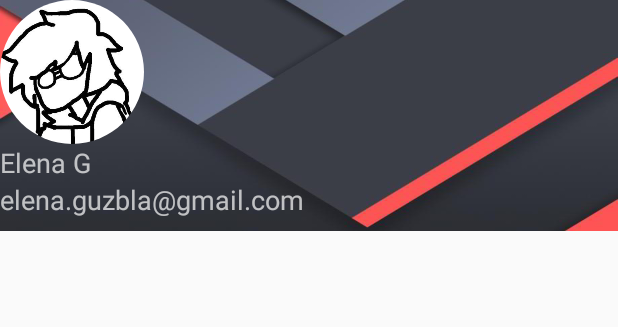
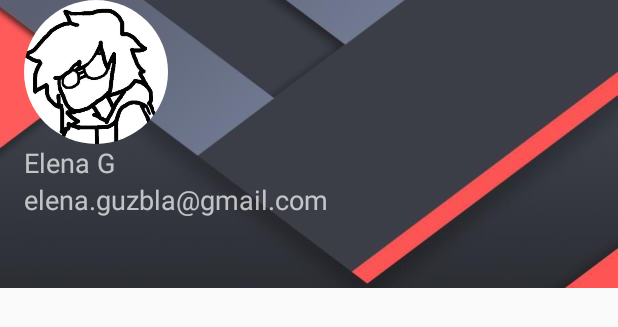
Before and after one commit to Beelzenef/NavigationDrawer, an Android app: the layout navigationv_header.xml on its own in the app's theme, with its tools: preview values and no code run, on a phone screen of 412 x 824 dp. Shown: the top 327 px of the screen. Run offline under Robolectric (Android 15) with nearby library versions, the phone set to English and light mode, and no system bars.

```diff
--- a/app/src/main/res/layout/navigationv_header.xml
+++ b/app/src/main/res/layout/navigationv_header.xml
@@ -5,6 +5,7 @@
     android:layout_height="@dimen/navheader_height"
     xmlns:app="http://schemas.android.com/apk/res-auto"
     android:orientation="vertical"
+    android:paddingLeft="@dimen/navheader_leftpadding"
     android:background="@drawable/background_md">
 
     <!-- Imagen de perfil -->
--- /dev/null
+++ b/app/src/main/res/values-v21/styles.xml
@@ -0,0 +1,11 @@
+<?xml version="1.0" encoding="utf-8"?>
+<resources>
+    <style name="AppTheme" parent="Theme.AppCompat.Light.NoActionBar">
+        <item name="colorPrimary">@color/colorPrimary</item>
+        <item name="colorPrimaryDark">@color/colorPrimaryDark</item>
+        <item name="colorAccent">@color/colorAccent</item>
+        <item name="android:statusBarColor">@android:color/transparent</item>
+        <item name="android:windowDrawsSystemBarBackgrounds">true</item>
+    </style>
+
+</resources>
--- a/app/src/main/res/values/dimens.xml
+++ b/app/src/main/res/values/dimens.xml
@@ -2,7 +2,8 @@
 <resources>
     <dimen name="profile_width_size">96dp</dimen>
     <dimen name="profile_heigth_size">96dp</dimen>
-    <dimen name="navheader_height">154dp</dimen>
+    <dimen name="navheader_height">192dp</dimen>
     <dimen name="elevation_toolbar">4dp</dimen>
     <dimen name="drawerlayout_width">270dp</dimen>
+    <dimen name="navheader_leftpadding">16dp</dimen>
 </resources>
```
Also changed, not shown: app/src/main/java/com/example/navigationdrawer/MainActivity.java (+78 -2 lines), app/src/main/res/drawable/ic_action_home.xml (added, +9 -0 lines), app/src/main/res/layout/activity_base.xml (+9 -5 lines).
